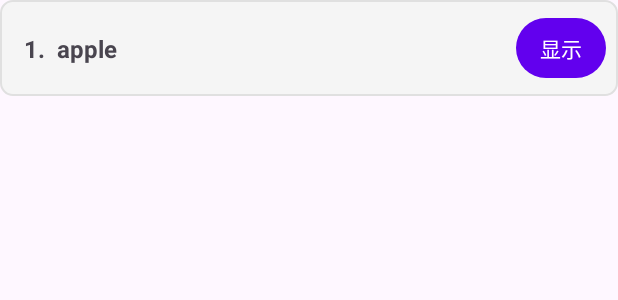
After one commit to Cge001/EnglishStudyKing, an Android app: the layout item_word.xml on its own in the app's theme, with its tools: preview values and no code run, on a phone screen of 412 x 824 dp. The commit adds this screen. Shown: the top 300 px of the screen. Run offline under Robolectric (Android 15) with nearby library versions, the phone set to English and light mode, and no system bars.

Commit message:
[AI] 重构单词显示 - 使用RecyclerView实现真正的靠右对齐，每行包含序号、英文、翻译和按钮

```diff
--- /dev/null
+++ b/app/src/main/res/layout/item_word.xml
@@ -0,0 +1,60 @@
+<?xml version="1.0" encoding="utf-8"?>
+<androidx.constraintlayout.widget.ConstraintLayout xmlns:android="http://schemas.android.com/apk/res/android"
+    xmlns:app="http://schemas.android.com/apk/res-auto"
+    android:layout_width="match_parent"
+    android:layout_height="wrap_content"
+    android:padding="8dp"
+    android:background="@drawable/result_background">
+
+    <TextView
+        android:id="@+id/tvNumber"
+        android:layout_width="wrap_content"
+        android:layout_height="wrap_content"
+        android:text="1."
+        android:textSize="16sp"
+        android:textStyle="bold"
+        android:layout_marginStart="8dp"
+        app:layout_constraintStart_toStartOf="parent"
+        app:layout_constraintTop_toTopOf="parent"
+        app:layout_constraintBottom_toBottomOf="parent" />
+
+    <TextView
+        android:id="@+id/tvWord"
+        android:layout_width="0dp"
+        android:layout_height="wrap_content"
+        android:text="apple"
+        android:textSize="16sp"
+        android:textStyle="bold"
+        android:layout_marginStart="8dp"
+        android:layout_marginEnd="8dp"
+        app:layout_constraintStart_toEndOf="@+id/tvNumber"
+        app:layout_constraintEnd_toStartOf="@+id/tvTranslation"
+        app:layout_constraintTop_toTopOf="parent"
+        app:layout_constraintBottom_toBottomOf="parent" />
+
+    <TextView
+        android:id="@+id/tvTranslation"
+        android:layout_width="wrap_content"
+        android:layout_height="wrap_content"
+        android:text="苹果"
+        android:textSize="16sp"
+        android:textColor="#666666"
+        android:visibility="gone"
+        android:layout_marginEnd="8dp"
+        app:layout_constraintEnd_toStartOf="@+id/btnToggle"
+        app:layout_constraintTop_toTopOf="parent"
+        app:layout_constraintBottom_toBottomOf="parent" />
+
+    <com.google.android.material.button.MaterialButton
+        android:id="@+id/btnToggle"
+        android:layout_width="wrap_content"
+        android:layout_height="wrap_content"
+        android:text="显示"
+        android:textSize="14sp"
+        android:minWidth="60dp"
+        android:padding="8dp"
+        app:layout_constraintEnd_toEndOf="parent"
+        app:layout_constraintTop_toTopOf="parent"
+        app:layout_constraintBottom_toBottomOf="parent" />
+
+</androidx.constraintlayout.widget.ConstraintLayout>
```
Also changed, not shown: app/src/main/java/com/example/testapp/MainActivity.kt (+13 -93 lines), app/src/main/java/com/example/testapp/WordAdapter.kt (added, +58 -0 lines), app/src/main/res/layout/activity_main.xml (+3 -21 lines), 143 other files.
